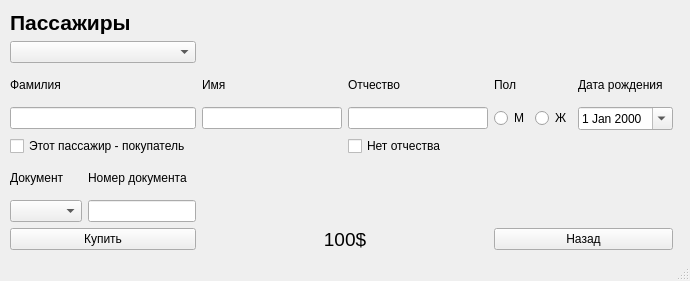
This is data/etc/Passenger.ui in Substance-live/Train_application as Qt 5 draws it before an edit. The edited form follows.
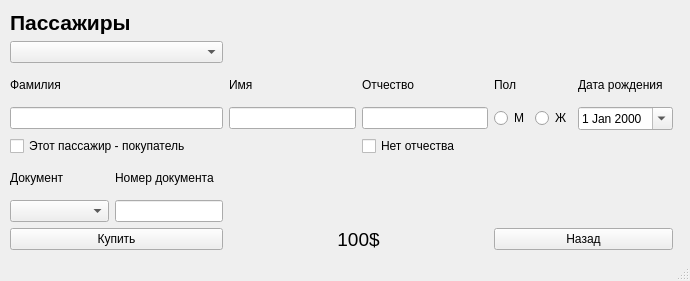
This is the edited form.

What changed in the file:
```diff
--- a/data/etc/Passenger.ui
+++ b/data/etc/Passenger.ui
@@ -187,6 +187,12 @@
      </item>
      <item row="6" column="0">
       <widget class="QComboBox" name="combo_document">
+       <property name="minimumSize">
+        <size>
+         <width>99</width>
+         <height>0</height>
+        </size>
+       </property>
        <property name="font">
         <font>
          <pointsize>9</pointsize>
```
